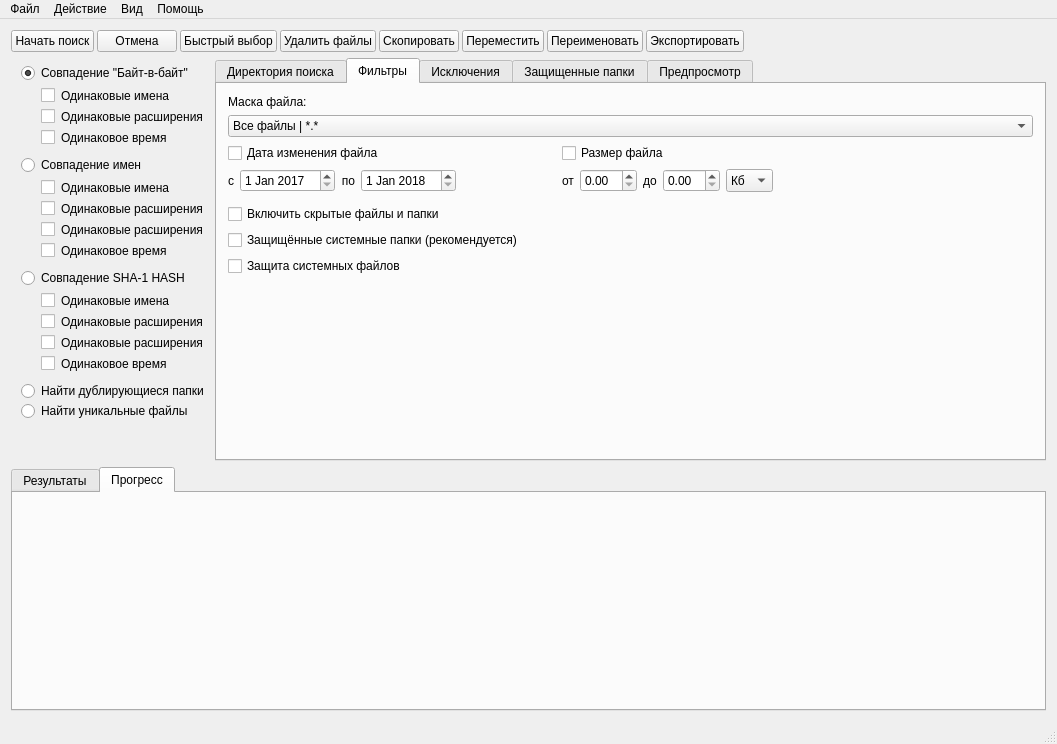
First picture: the form in mainwindow.ui, repository moevm/gui-1h2018-36, before the edit.
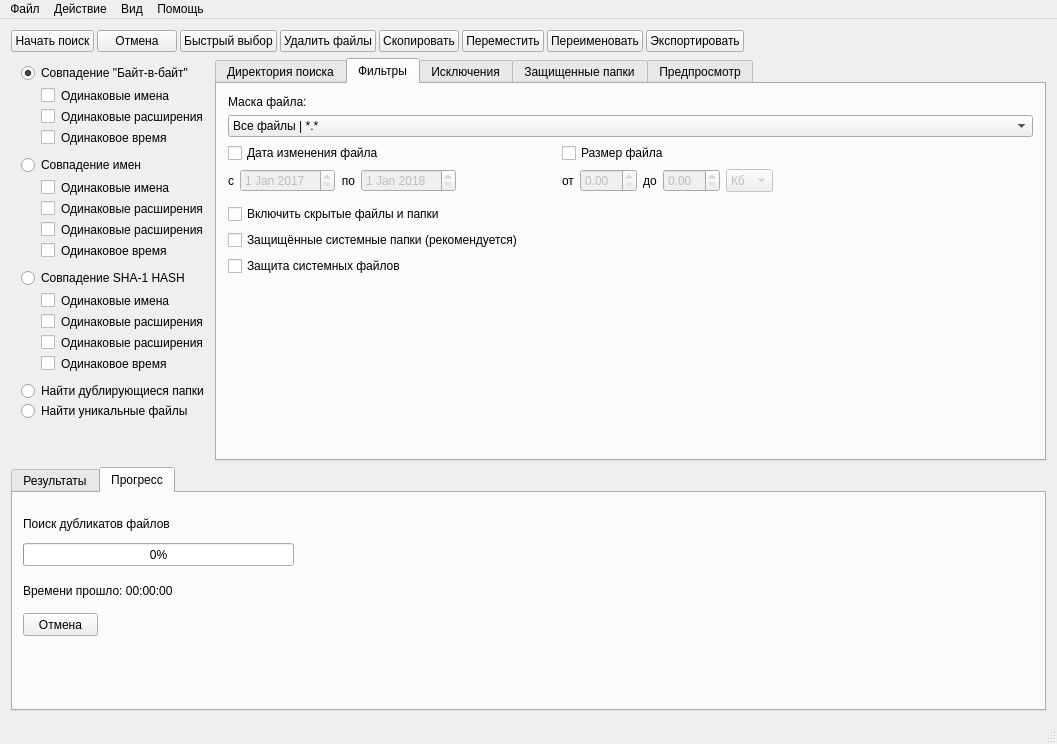
Second picture: the form after the edit. The open tabs and pages were chosen to show the change. Icons and pictures are not drawn.

Commit message: Реализован поиск по SHA1 O(n^2)

```diff
--- a/mainwindow.ui
+++ b/mainwindow.ui
@@ -502,6 +502,9 @@
                     </item>
                     <item>
                      <widget class="QDateEdit" name="dateSince">
+                      <property name="enabled">
+                       <bool>false</bool>
+                      </property>
                       <property name="dateTime">
                        <datetime>
                         <hour>0</hour>
@@ -526,6 +529,9 @@
                     </item>
                     <item>
                      <widget class="QDateEdit" name="dateUntil">
+                      <property name="enabled">
+                       <bool>false</bool>
+                      </property>
                       <property name="dateTime">
                        <datetime>
                         <hour>0</hour>
@@ -577,7 +583,11 @@
                      </widget>
                     </item>
                     <item>
-                     <widget class="QDoubleSpinBox" name="dspbMinSize"/>
+                     <widget class="QDoubleSpinBox" name="dspbMinSize">
+                      <property name="enabled">
+                       <bool>false</bool>
+                      </property>
+                     </widget>
                     </item>
                     <item>
                      <widget class="QLabel" name="maxSizeLabel">
@@ -587,10 +597,17 @@
                      </widget>
                     </item>
                     <item>
-                     <widget class="QDoubleSpinBox" name="dspbMaxSize"/>
+                     <widget class="QDoubleSpinBox" name="dspbMaxSize">
+                      <property name="enabled">
+                       <bool>false</bool>
+                      </property>
+                     </widget>
                     </item>
                     <item>
                      <widget class="QComboBox" name="cmbSize">
+                      <property name="enabled">
+                       <bool>false</bool>
+                      </property>
                       <property name="maximumSize">
                        <size>
                         <width>50</width>
@@ -971,6 +988,58 @@
          <attribute name="title">
           <string>Прогресс</string>
          </attribute>
+         <widget class="QLabel" name="lblProgress">
+          <property name="geometry">
+           <rect>
+            <x>10</x>
+            <y>20</y>
+            <width>461</width>
+            <height>21</height>
+           </rect>
+          </property>
+          <property name="text">
+           <string>Поиск дубликатов файлов</string>
+          </property>
+         </widget>
+         <widget class="QProgressBar" name="prgbFileCount">
+          <property name="geometry">
+           <rect>
+            <x>10</x>
+            <y>50</y>
+            <width>271</width>
+            <height>23</height>
+           </rect>
+          </property>
+          <property name="value">
+           <number>0</number>
+          </property>
+         </widget>
+         <widget class="QLabel" name="lblTimeElapsed">
+          <property name="geometry">
+           <rect>
+            <x>10</x>
+            <y>90</y>
+            <width>461</width>
+            <height>16</height>
+           </rect>
+          </property>
+          <property name="text">
+           <string>Времени прошло: 00:00:00</string>
+          </property>
+         </widget>
+         <widget class="QPushButton" name="btnCancel">
+          <property name="geometry">
+           <rect>
+            <x>10</x>
+            <y>120</y>
+            <width>75</width>
+            <height>23</height>
+           </rect>
+          </property>
+          <property name="text">
+           <string>Отмена</string>
+          </property>
+         </widget>
         </widget>
        </widget>
       </item>
```
Left out of the diff: 10 changed lines with no effect on the pictures. The commit also changes 2 other files.
